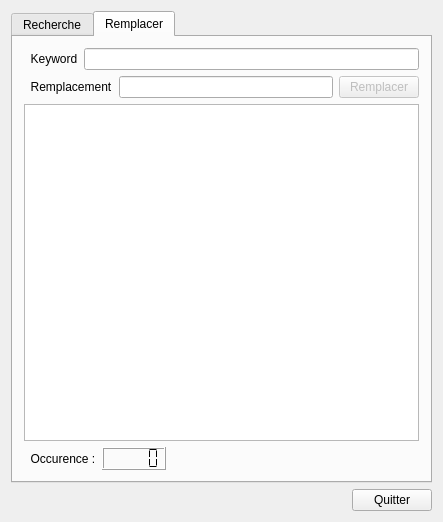
Qt form IHM/textfinder/textfinder.ui (standujar/M1Miage) before a commit.
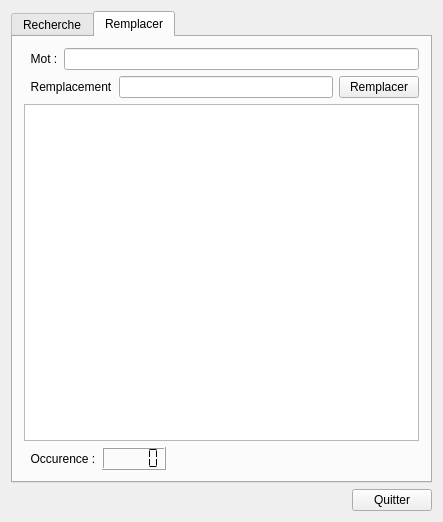
The same form after that commit. The open tabs and pages were chosen to show the change.

Diff of the .ui file:
```diff
--- a/IHM/textfinder/textfinder.ui
+++ b/IHM/textfinder/textfinder.ui
@@ -18,9 +18,15 @@
     <layout class="QGridLayout" name="gridLayout_6">
      <item row="0" column="0">
       <widget class="QTabWidget" name="tabWidget">
+       <property name="enabled">
+        <bool>true</bool>
+       </property>
        <property name="currentIndex">
         <number>0</number>
        </property>
+       <property name="movable">
+        <bool>true</bool>
+       </property>
        <widget class="QWidget" name="tab">
         <attribute name="title">
          <string>Recherche</string>
@@ -177,19 +183,19 @@
                </property>
               </widget>
              </item>
-             <item row="0" column="1">
-              <widget class="QLineEdit" name="lineEdit_7"/>
-             </item>
              <item row="0" column="2">
               <widget class="QPushButton" name="findButton_3">
                <property name="enabled">
-                <bool>false</bool>
+                <bool>true</bool>
                </property>
                <property name="text">
                 <string>Remplacer</string>
                </property>
               </widget>
              </item>
+             <item row="0" column="1">
+              <widget class="QLineEdit" name="lineEdit_9"/>
+             </item>
             </layout>
            </item>
            <item row="3" column="0">
@@ -228,16 +234,16 @@
            </item>
            <item row="0" column="0">
             <layout class="QGridLayout" name="gridLayout_14">
-             <item row="0" column="1">
-              <widget class="QLineEdit" name="lineEdit_9"/>
-             </item>
              <item row="0" column="0">
               <widget class="QLabel" name="label_10">
                <property name="text">
-                <string>  Keyword</string>
+                <string>  Mot :</string>
                </property>
               </widget>
              </item>
+             <item row="0" column="2">
+              <widget class="QLineEdit" name="lineEdit_7"/>
+             </item>
             </layout>
            </item>
            <item row="2" column="0">
```
Left out of the diff: 12 changed lines with no effect on the pictures.
